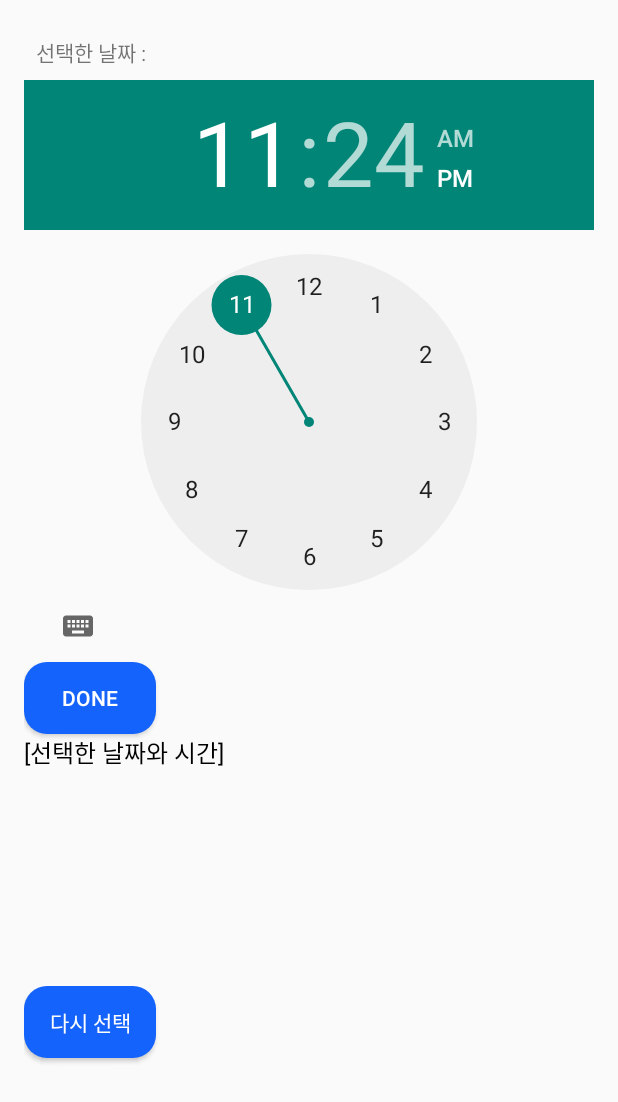
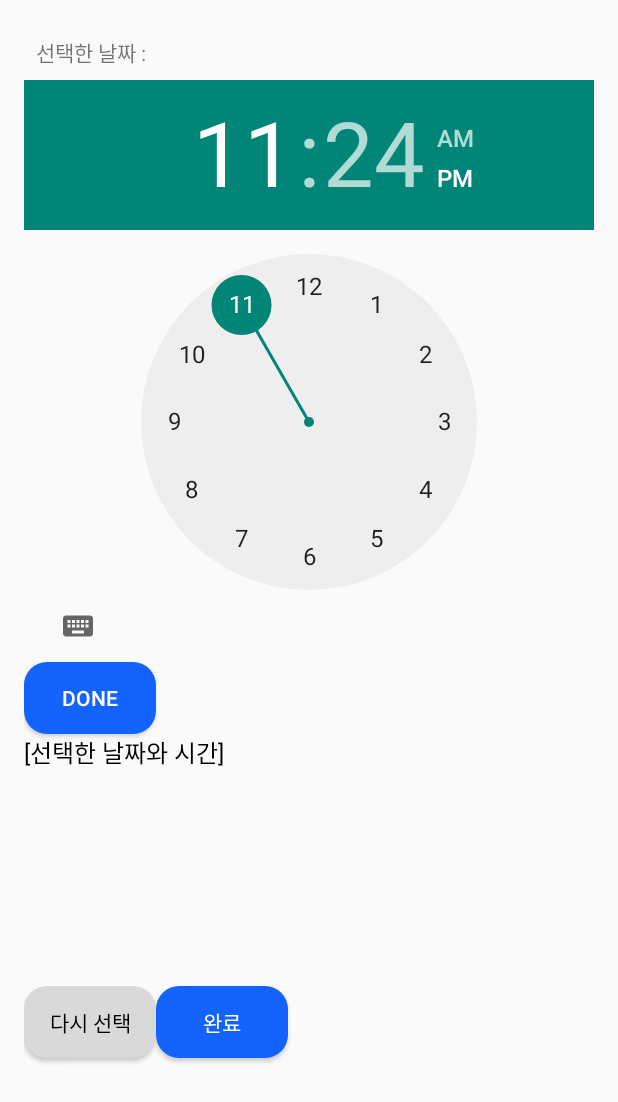
Before and after one commit to sungshinAI/Moon2, an Android app: the layout twelvepage.xml on its own in the app's theme, with its tools: preview values and no code run, on a phone screen of 412 x 824 dp. Shown: the top 1102 px of the screen. Run offline under Robolectric (Android 15) with nearby library versions, the phone set to English and light mode, and no system bars.

Commit message:
twelvepage에서 완료 Button 추가, page 연결

```diff
--- a/app/src/main/res/layout/twelvepage.xml
+++ b/app/src/main/res/layout/twelvepage.xml
@@ -34,12 +34,30 @@
         android:textColor="#000000"
         android:textSize="16sp" />
 
+    <LinearLayout
+        android:layout_width="388dp"
+        android:layout_height="match_parent"
+        android:orientation="horizontal">
+
         <Button
             android:id="@+id/btn12_2"
             android:layout_width="wrap_content"
             android:layout_height="wrap_content"
             android:background="@drawable/buttonround"
             android:text="다시 선택"
+            android:backgroundTint="#D9D9D9"
+            android:textColor="#000000" />
+
+        <Button
+            android:id="@+id/btn12_3"
+            android:layout_width="wrap_content"
+            android:layout_height="wrap_content"
+            android:layout_gravity="end"
+            android:background="@drawable/buttonround"
+            android:gravity="center"
+            android:text="완료"
             android:textColor="#FFFFFF" />
 
     </LinearLayout>
+
+</LinearLayout>
```
Also changed, not shown: app/src/main/java/com/example/wemeethere/sixteenpageActivity.java (+15 -0 lines), app/src/main/java/com/example/wemeethere/twelvepageActivity.java (+11 -0 lines). Lines whose indentation alone changed are shown as unchanged.
